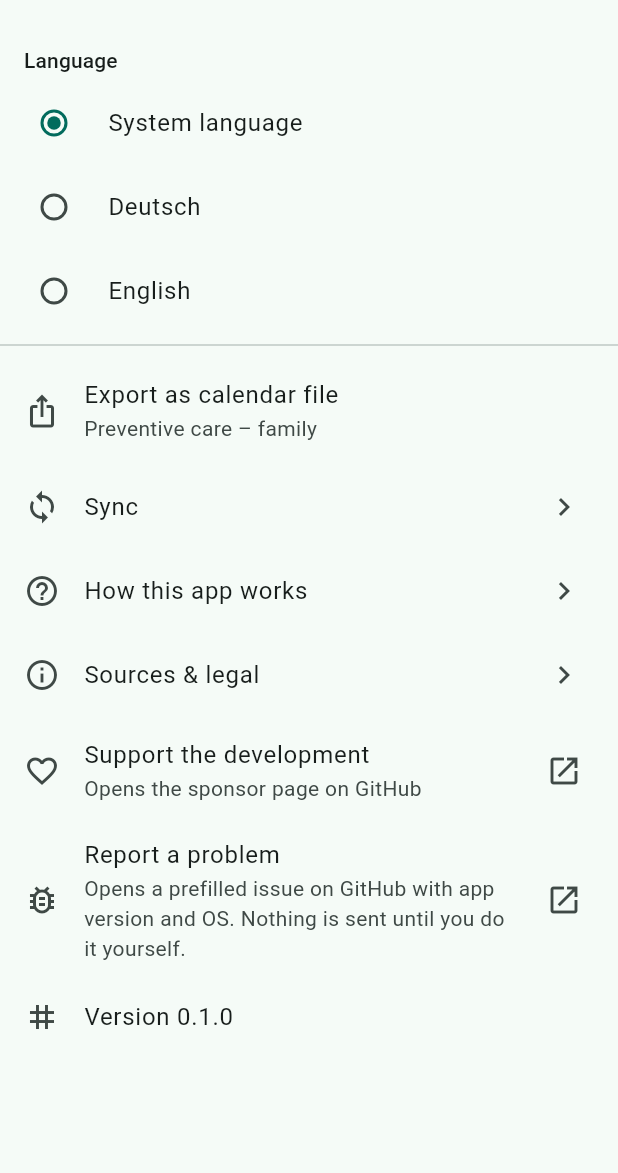
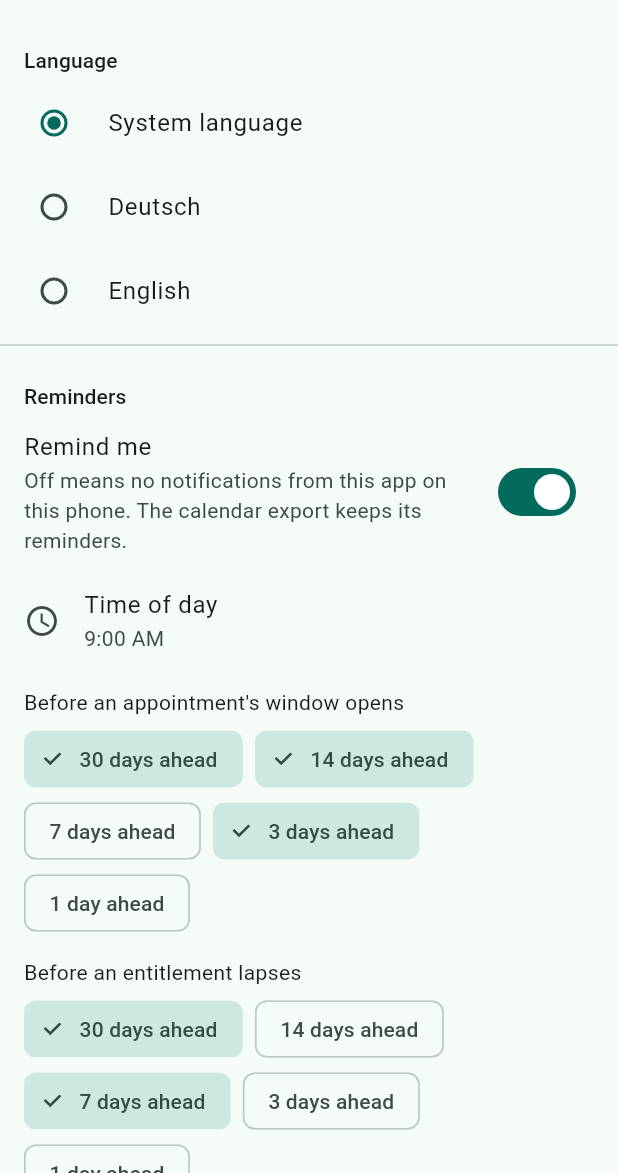
Before and after one commit to praetorianer777/vorsorgeheft, a Flutter app: the screen it shows after launch, after a tap on the "settings" icon, on a phone screen of 412 x 824 dp, the part 63-1236 px from its top. Run offline on Flutter 3.47's test engine with Material 3 defaults, Android fonts, the phone set to English and light mode, and no system bars; our stand-ins replace device_info_plus, drift, file_picker, flutter_local_notifications, flutter_riverpod, multicast_dns and 4 more; missing offline and left inert: cryptography, mobile_scanner; accounts and stored records are empty; generated files the repository leaves out were written again.

Commit message:
feat: let the person choose when and how often reminders fire
Reminders fired at fixed offsets at nine in the morning, and the only way
to quiet them was the system settings. A "Reminders" section in settings
now offers an on/off switch, the time of day, and which lead times fire
before a window opens and before an entitlement lapses, from 30 down to
1 day. The choice is stored as one device-local setting, like the
language: what one parent's phone rings at is not a fact about the
family. The reminder service reads the settings on every run, so a
change reschedules the pending notifications at once, and the "How this
app works" screen states the chosen values rather than the defaults.

The section pushes the rest of the settings list past the fold, which is
why the page objects, one widget test and the screenshot harness now
scroll to a tile before tapping it.

Closes #61

Co-Authored-By: Claude Fable 5.1 <noreply@anthropic.com>
Claude-Session: https://claude.ai/code/session_01FBjXgW8GtD5xPktoMpnnCu

```diff
--- a/lib/app/providers.dart
+++ b/lib/app/providers.dart
@@ -13,6 +13,7 @@ import '../export/share_gateway.dart';
 import '../l10n/locale_notifier.dart';
 import '../notifications/local_notification_gateway.dart';
 import '../notifications/notification_gateway.dart';
+import '../notifications/reminder_preferences_notifier.dart';
 import '../notifications/reminder_service.dart';
 import '../sync/bundle_service.dart';
 import '../sync/device_info.dart';
@@ -50,6 +51,7 @@ final reminderServiceProvider = Provider<ReminderService>(
         ref.read(localeProvider) ??
         WidgetsBinding.instance.platformDispatcher.locale,
     clock: () => ref.watch(clockProvider)().toLocal(),
+    settings: () => ref.read(reminderPreferencesProvider).toSettings(),
   ),
 );
 
--- a/lib/l10n/app_de.arb
+++ b/lib/l10n/app_de.arb
@@ -120,6 +120,12 @@
   },
   "exportFailed": "Die Kalenderdatei konnte nicht erstellt werden.",
   "notificationsTitle": "Erinnerungen",
+  "remindersEnabled": "Erinnern",
+  "remindersEnabledHint": "Aus heißt: keine Benachrichtigungen dieser App auf diesem Telefon. Der Kalender-Export behält seine Erinnerungen.",
+  "remindersTime": "Uhrzeit",
+  "remindersBeforeWindow": "Bevor das Fenster eines Termins aufgeht",
+  "remindersBeforeDeadline": "Bevor ein Anspruch verfällt",
+  "reminderLeadDays": "{days, plural, =1{1 Tag vorher} other{{days} Tage vorher}}",
   "notificationsDenied": "Benachrichtigungen sind für diese App ausgeschaltet. Schalte sie in den Systemeinstellungen ein, um erinnert zu werden.",
   "notificationsEnable": "Benachrichtigungen erlauben",
   "confirm": "OK",
--- a/lib/l10n/app_en.arb
+++ b/lib/l10n/app_en.arb
@@ -302,6 +302,19 @@
   },
   "exportFailed": "The calendar file could not be created.",
   "notificationsTitle": "Reminders",
+  "remindersEnabled": "Remind me",
+  "remindersEnabledHint": "Off means no notifications from this app on this phone. The calendar export keeps its reminders.",
+  "remindersTime": "Time of day",
+  "remindersBeforeWindow": "Before an appointment's window opens",
+  "remindersBeforeDeadline": "Before an entitlement lapses",
+  "reminderLeadDays": "{days, plural, =1{1 day ahead} other{{days} days ahead}}",
+  "@reminderLeadDays": {
+    "placeholders": {
+      "days": {
+        "type": "int"
+      }
+    }
+  },
   "notificationsDenied": "Notifications are switched off for this app. Turn them on in the system settings to be reminded.",
   "notificationsEnable": "Allow notifications",
   "confirm": "OK",
--- /dev/null
+++ b/lib/notifications/reminder_preferences.dart
@@ -0,0 +1,103 @@
+import 'dart:convert';
+
+import 'reminder.dart';
+
+/// What the person chose about reminders on this phone, stored as one
+/// device-local setting.
+///
+/// Device-local like the language: what one parent's phone rings at is not a
+/// fact about the family, and replicating it would silence or wake the other
+/// phone. Everything not chosen keeps the [ReminderSettings] default, so an
+/// installed app that never saw this screen keeps behaving as before.
+class ReminderPreferences {
+  const ReminderPreferences({
+    this.enabled = true,
+    this.hour = 9,
+    this.minute = 0,
+    this.beforeWindowOpens = const [30, 14, 3],
+    this.beforeDeadline = const [30, 7],
+  });
+
+  factory ReminderPreferences.decode(String? encoded) {
+    if (encoded == null || encoded.isEmpty) return const ReminderPreferences();
+    final Object? json;
+    try {
+      json = jsonDecode(encoded);
+    } on FormatException {
+      return const ReminderPreferences();
+    }
+    if (json is! Map) return const ReminderPreferences();
+    List<int> days(Object? value, List<int> fallback) => value is List
+        ? [
+            for (final v in value)
+              if (v is int) v,
+          ]
+        : fallback;
+    const defaults = ReminderPreferences();
+    return ReminderPreferences(
+      enabled: json['enabled'] is bool ? json['enabled'] as bool : true,
+      hour: json['hour'] is int ? json['hour'] as int : defaults.hour,
+      minute: json['minute'] is int ? json['minute'] as int : defaults.minute,
+      beforeWindowOpens: days(
+        json['beforeWindowOpens'],
+        defaults.beforeWindowOpens,
+      ),
+      beforeDeadline: days(json['beforeDeadline'], defaults.beforeDeadline),
+    );
+  }
+
+  static const settingKey = 'reminders.preferences';
+
+  /// The lead times a person can pick from, in days. Offered as a fixed set
+  /// rather than a free number: "remind me 30, 14 and 3 days ahead" is a
+  /// choice, "remind me 11 days ahead" is a text field nobody wanted.
+  static const leadChoices = [30, 14, 7, 3, 1];
+
+  final bool enabled;
+  final int hour;
+  final int minute;
+
+  /// Days before a window opens, in the order the reminders fire.
+  final List<int> beforeWindowOpens;
+
+  /// Days before an exclusion deadline.
+  final List<int> beforeDeadline;
+
+  ReminderPreferences copyWith({
+    bool? enabled,
+    int? hour,
+    int? minute,
+    List<int>? beforeWindowOpens,
+    List<int>? beforeDeadline,
+  }) => ReminderPreferences(
+    enabled: enabled ?? this.enabled,
+    hour: hour ?? this.hour,
+    minute: minute ?? this.minute,
+    beforeWindowOpens: beforeWindowOpens ?? this.beforeWindowOpens,
+    beforeDeadline: beforeDeadline ?? this.beforeDeadline,
+  );
+
+  /// The planner's settings: none at all when reminders are off, which
+  /// leaves the plan empty and cancels whatever is pending.
+  ReminderSettings toSettings() => ReminderSettings(
+    beforeWindowOpens: enabled
+        ? [for (final d in _sorted(beforeWindowOpens)) Duration(days: d)]
+        : const [],
+    beforeDeadline: enabled
+        ? [for (final d in _sorted(beforeDeadline)) Duration(days: d)]
+        : const [],
+    hour: hour,
+    minute: minute,
+  );
+
+  String encode() => jsonEncode({
+    'enabled': enabled,
+    'hour': hour,
+    'minute': minute,
+    'beforeWindowOpens': beforeWindowOpens,
+    'beforeDeadline': beforeDeadline,
+  });
+
+  static List<int> _sorted(List<int> days) =>
+      days.toSet().toList()..sort((a, b) => b.compareTo(a));
+}
--- /dev/null
+++ b/lib/notifications/reminder_preferences_notifier.dart
@@ -0,0 +1,43 @@
+import 'package:flutter_riverpod/flutter_riverpod.dart';
+
+import '../app/providers.dart';
+import 'reminder_preferences.dart';
+
+/// The reminder preferences of this phone, read once from the device-local
+/// settings and written back on every change.
+///
+/// Starts on the defaults rather than unknown: the reminder service plans on
+/// the very first frame, and planning on the defaults until the stored
+/// choice arrives is the same plan the person had before they chose.
+class ReminderPreferencesNotifier extends Notifier<ReminderPreferences> {
+  @override
+  ReminderPreferences build() {
+    final database = ref.read(databaseProvider);
+    Future(() async {
+      final String? stored;
+      try {
+        stored = await database.settingValue(ReminderPreferences.settingKey);
+      } on Object {
+        // Same as the language: a database that closed under a notifier
+        // that is already gone has nobody left to tell.
+        if (!ref.mounted) return;
+        rethrow;
+      }
+      if (!ref.mounted || stored == null) return;
+      state = ReminderPreferences.decode(stored);
+    });
+    return const ReminderPreferences();
+  }
+
+  Future<void> update(ReminderPreferences preferences) async {
+    state = preferences;
+    await ref
+        .read(databaseProvider)
+        .putSetting(ReminderPreferences.settingKey, preferences.encode());
+  }
+}
+
+final reminderPreferencesProvider =
+    NotifierProvider<ReminderPreferencesNotifier, ReminderPreferences>(
+      ReminderPreferencesNotifier.new,
+    );
--- a/lib/notifications/reminder_sync.dart
+++ b/lib/notifications/reminder_sync.dart
@@ -5,6 +5,7 @@ import 'package:flutter_riverpod/flutter_riverpod.dart';
 
 import '../app/providers.dart';
 import 'permission_state.dart';
+import 'reminder_preferences_notifier.dart';
 
 /// Keeps the pending notifications in step with the data.
 ///
@@ -57,6 +58,7 @@ class _ReminderSyncState extends ConsumerState<ReminderSync>
   Widget build(BuildContext context) {
     ref.listen(personsProvider, (_, _) => _rescheduleSoon());
     ref.listen(completionsProvider, (_, _) => _rescheduleSoon());
+    ref.listen(reminderPreferencesProvider, (_, _) => _rescheduleSoon());
     return widget.child;
   }
 }
--- a/lib/ui/how_it_works_screen.dart
+++ b/lib/ui/how_it_works_screen.dart
@@ -5,7 +5,7 @@ import 'package:url_launcher/url_launcher.dart';
 import '../app/providers.dart';
 import '../domain/occurrence.dart';
 import '../l10n/app_localizations.dart';
-import '../notifications/reminder.dart';
+import '../notifications/reminder_preferences_notifier.dart';
 import 'formatting.dart';
 import 'sources_screen.dart';
 import 'timeline_screen.dart';
@@ -27,7 +27,7 @@ class HowItWorksScreen extends ConsumerWidget {
     final locale = Localizations.localeOf(context).languageCode;
     final catalogs = ref.watch(catalogsProvider).value;
     final scheme = Theme.of(context).colorScheme;
-    const reminders = ReminderSettings();
+    final reminders = ref.watch(reminderPreferencesProvider).toSettings();
 
     String days(List<Duration> offsets) =>
         offsets.map((d) => d.inDays).join(', ');
--- a/lib/ui/settings_screen.dart
+++ b/lib/ui/settings_screen.dart
@@ -9,6 +9,8 @@ import '../l10n/app_localizations.dart';
 import '../l10n/locale_notifier.dart';
 import '../support/problem_report.dart';
 import '../support/support_prompt.dart';
+import '../notifications/reminder_preferences.dart';
+import '../notifications/reminder_preferences_notifier.dart';
 import 'export_action.dart';
 import 'how_it_works_screen.dart';
 import 'sources_screen.dart';
@@ -64,6 +66,8 @@ class SettingsScreen extends ConsumerWidget {
               ],
             ),
           ),
+          const Divider(),
+          const _ReminderSection(),
           const Divider(),
           const ExportTile(),
           ListTile(
@@ -129,3 +133,100 @@ class SettingsScreen extends ConsumerWidget {
     );
   }
 }
+
+/// When and how often this phone reminds. Nothing here reaches the other
+/// phone; see [ReminderPreferences].
+class _ReminderSection extends ConsumerWidget {
+  const _ReminderSection();
+
+  @override
+  Widget build(BuildContext context, WidgetRef ref) {
+    final l10n = AppLocalizations.of(context);
+    final prefs = ref.watch(reminderPreferencesProvider);
+    final notifier = ref.read(reminderPreferencesProvider.notifier);
+    final time = TimeOfDay(hour: prefs.hour, minute: prefs.minute);
+
+    Future<void> pickTime() async {
+      final picked = await showTimePicker(context: context, initialTime: time);
+      if (picked == null) return;
+      await notifier.update(
+        prefs.copyWith(hour: picked.hour, minute: picked.minute),
+      );
+    }
+
+    Widget leadChips({
+      required String keyPrefix,
+      required List<int> chosen,
+      required void Function(List<int>) onChanged,
+    }) => Padding(
+      padding: const EdgeInsets.symmetric(horizontal: 16),
+      child: Wrap(
+        spacing: 8,
+        children: [
+          for (final days in ReminderPreferences.leadChoices)
+            FilterChip(
+              key: Key('$keyPrefix-$days'),
+              label: Text(l10n.reminderLeadDays(days)),
+              selected: chosen.contains(days),
+              onSelected: !prefs.enabled
+                  ? null
+                  : (selected) => onChanged(
+                      selected
+                          ? [...chosen, days]
+                          : chosen.where((d) => d != days).toList(),
+                    ),
+            ),
+        ],
+      ),
+    );
+
+    return Column(
+      crossAxisAlignment: CrossAxisAlignment.start,
+      children: [
+        Padding(
+          padding: const EdgeInsets.fromLTRB(16, 16, 16, 4),
+          child: Text(
+            l10n.notificationsTitle,
+            style: Theme.of(context).textTheme.titleSmall,
+          ),
+        ),
+        SwitchListTile(
+          key: const Key('reminders-enabled'),
+          title: Text(l10n.remindersEnabled),
+          subtitle: Text(l10n.remindersEnabledHint),
+          value: prefs.enabled,
+          onChanged: (value) => notifier.update(prefs.copyWith(enabled: value)),
+        ),
+        ListTile(
+          key: const Key('reminders-time'),
+          enabled: prefs.enabled,
+          leading: const Icon(Icons.schedule_outlined),
+          title: Text(l10n.remindersTime),
+          subtitle: Text(time.format(context)),
+          onTap: prefs.enabled ? pickTime : null,
+        ),
+        Padding(
+          padding: const EdgeInsets.fromLTRB(16, 8, 16, 4),
+          child: Text(l10n.remindersBeforeWindow),
+        ),
+        leadChips(
+          keyPrefix: 'reminder-lead',
+          chosen: prefs.beforeWindowOpens,
+          onChanged: (days) =>
+              notifier.update(prefs.copyWith(beforeWindowOpens: days)),
+        ),
+        Padding(
+          padding: const EdgeInsets.fromLTRB(16, 12, 16, 4),
+          child: Text(l10n.remindersBeforeDeadline),
+        ),
+        leadChips(
+          keyPrefix: 'deadline-lead',
+          chosen: prefs.beforeDeadline,
+          onChanged: (days) =>
+              notifier.update(prefs.copyWith(beforeDeadline: days)),
+        ),
+        const SizedBox(height: 8),
+      ],
+    );
+  }
+}
```
Also changed, not shown: lib/notifications/reminder_service.dart (+8 -4 lines), 7 other files.
